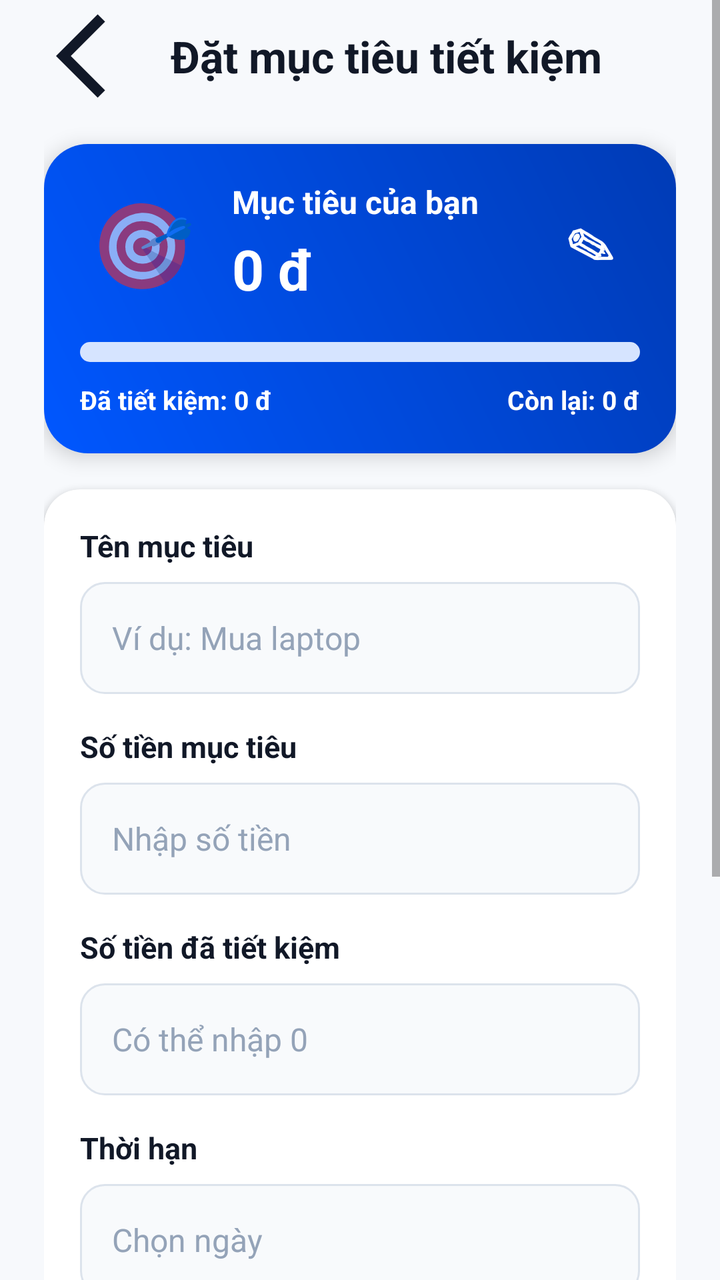
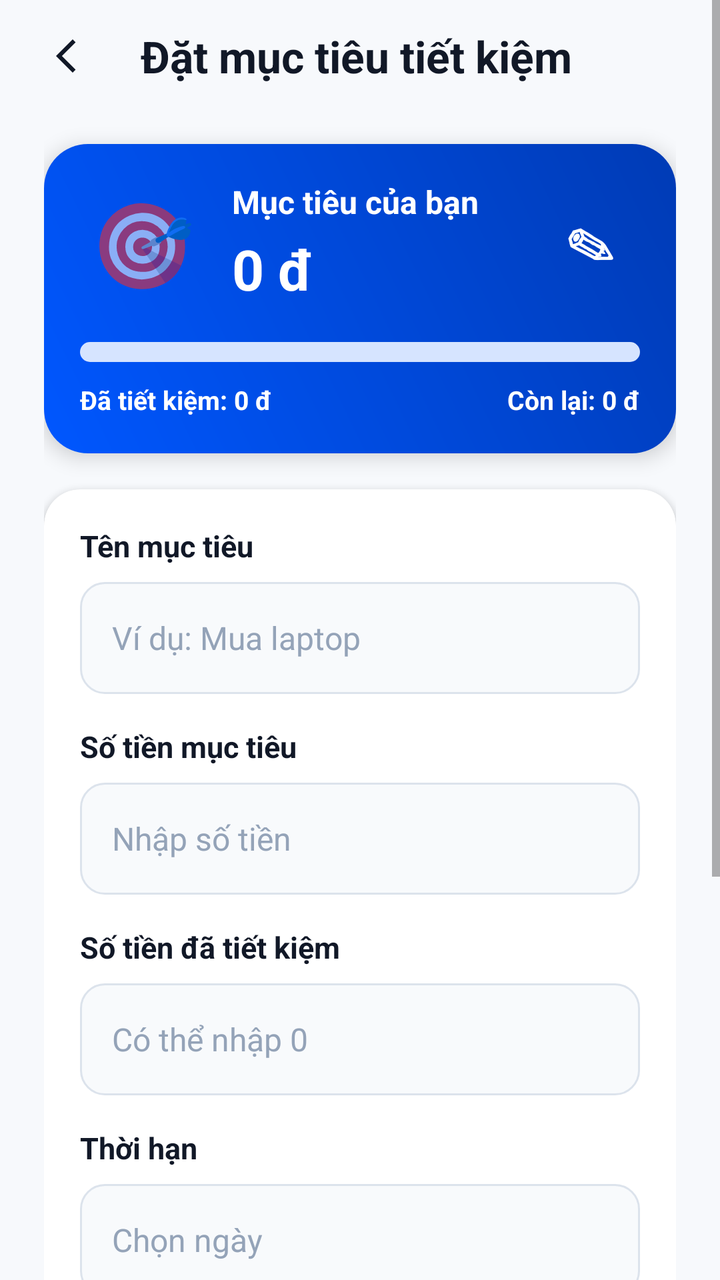

Before-and-after screenshots of an Android layout around one commit, followed by the original layout XML and the change that was made.
<!-- AndroidManifest.xml: application theme Theme.QuanLyChiTieu -->
<!-- res/layout/activity_add_goal.xml -->
<?xml version="1.0" encoding="utf-8"?>
<ScrollView xmlns:android="http://schemas.android.com/apk/res/android"
    xmlns:app="http://schemas.android.com/apk/res-auto"
    android:id="@+id/main"
    android:layout_width="match_parent"
    android:layout_height="match_parent"
    android:background="@color/app_background"
    android:fillViewport="true"
    android:overScrollMode="never">

    <LinearLayout
        android:id="@+id/contentLayout"
        android:layout_width="match_parent"
        android:layout_height="wrap_content"
        android:orientation="vertical"
        android:paddingStart="22dp"
        android:paddingEnd="22dp"
        android:paddingBottom="26dp">

        
        <LinearLayout
            android:id="@+id/headerGoal"
            android:layout_width="match_parent"
            android:layout_height="56dp"
            android:gravity="center_vertical"
            android:orientation="horizontal">

            <ImageView
                android:id="@+id/imgBack"
                android:layout_width="62dp"
                android:layout_height="62dp"
                android:clickable="true"
                android:contentDescription="Quay lại"
                android:focusable="true"
                android:padding="6dp"
                android:src="@drawable/ic_back"
                app:tint="@color/text_primary" />

            <TextView
                android:id="@+id/tvTitle"
                android:layout_width="0dp"
                android:layout_height="wrap_content"
                android:layout_weight="1"
                android:gravity="center"
                android:text="Đặt mục tiêu tiết kiệm"
                android:textColor="@color/text_primary"
                android:textSize="22sp"
                android:textStyle="bold" />

            <View
                android:layout_width="36dp"
                android:layout_height="36dp" />

        </LinearLayout>

        
        <androidx.cardview.widget.CardView
            android:id="@+id/cardSummary"
            android:layout_width="match_parent"
            android:layout_height="wrap_content"
            android:layout_marginTop="16dp"
            app:cardCornerRadius="22dp"
            app:cardElevation="6dp"
            app:cardUseCompatPadding="false">

            <LinearLayout
                android:layout_width="match_parent"
                android:layout_height="wrap_content"
                android:background="@drawable/bg_balance_card"
                android:orientation="vertical"
                android:padding="18dp">

                <LinearLayout
                    android:layout_width="match_parent"
                    android:layout_height="wrap_content"
                    android:gravity="center_vertical"
                    android:orientation="horizontal">

                    <TextView
                        android:layout_width="62dp"
                        android:layout_height="62dp"
                        android:gravity="center"
                        android:text="🎯"
                        android:textSize="42sp" />

                    <LinearLayout
                        android:layout_width="0dp"
                        android:layout_height="wrap_content"
                        android:layout_marginStart="14dp"
                        android:layout_weight="1"
                        android:orientation="vertical">

                        <TextView
                            android:layout_width="wrap_content"
                            android:layout_height="wrap_content"
                            android:text="Mục tiêu của bạn"
                            android:textColor="@color/white"
                            android:textSize="16sp"
                            android:textStyle="bold" />

                        <TextView
                            android:id="@+id/tvGoalAmount"
                            android:layout_width="wrap_content"
                            android:layout_height="wrap_content"
                            android:layout_marginTop="4dp"
                            android:text="0 đ"
                            android:textColor="@color/white"
                            android:textSize="28sp"
                            android:textStyle="bold" />

                    </LinearLayout>

                    <TextView
                        android:id="@+id/btnEditGoal"
                        android:layout_width="50dp"
                        android:layout_height="50dp"
                        android:clickable="true"
                        android:contentDescription="Chỉnh sửa mục tiêu"
                        android:focusable="true"
                        android:gravity="center"
                        android:text="✎"
                        android:textColor="@color/white"
                        android:textSize="24sp"
                        android:textStyle="bold" />

                </LinearLayout>

                <ProgressBar
                    android:id="@+id/progressGoal"
                    style="?android:attr/progressBarStyleHorizontal"
                    android:layout_width="match_parent"
                    android:layout_height="10dp"
                    android:layout_marginTop="18dp"
                    android:max="100"
                    android:progress="0"
                    android:progressDrawable="@drawable/progress_goal" />

                <LinearLayout
                    android:layout_width="match_parent"
                    android:layout_height="wrap_content"
                    android:layout_marginTop="10dp"
                    android:orientation="horizontal">

                    <TextView
                        android:id="@+id/tvSaved"
                        android:layout_width="0dp"
                        android:layout_height="wrap_content"
                        android:layout_weight="1"
                        android:text="Đã tiết kiệm: 0 đ"
                        android:textColor="@color/white"
                        android:textSize="13sp"
                        android:textStyle="bold" />

                    <TextView
                        android:id="@+id/tvRemain"
                        android:layout_width="wrap_content"
                        android:layout_height="wrap_content"
                        android:text="Còn lại: 0 đ"
                        android:textColor="@color/white"
                        android:textSize="13sp"
                        android:textStyle="bold" />

                </LinearLayout>

            </LinearLayout>

        </androidx.cardview.widget.CardView>

        
        <androidx.cardview.widget.CardView
            android:layout_width="match_parent"
            android:layout_height="wrap_content"
            android:layout_marginTop="18dp"
            app:cardBackgroundColor="@color/card_background"
            app:cardCornerRadius="18dp"
            app:cardElevation="2dp"
            app:cardUseCompatPadding="false">

            <LinearLayout
                android:layout_width="match_parent"
                android:layout_height="wrap_content"
                android:orientation="vertical"
                android:padding="18dp">

                
                <TextView
                    android:layout_width="wrap_content"
                    android:layout_height="wrap_content"
                    android:text="Tên mục tiêu"
                    android:textColor="@color/text_primary"
                    android:textSize="15sp"
                    android:textStyle="bold" />

                <EditText
                    android:id="@+id/edtName"
                    android:layout_width="match_parent"
                    android:layout_height="56dp"
                    android:layout_marginTop="8dp"
                    android:background="@drawable/bg_input"
                    android:hint="Ví dụ: Mua laptop"
                    android:paddingStart="16dp"
                    android:paddingEnd="16dp"
                    android:singleLine="true"
                    android:textColor="@color/text_primary"
                    android:textColorHint="@color/text_hint"
                    android:textCursorDrawable="@null"
                    android:textSize="16sp" />

                
                <TextView
                    android:layout_width="wrap_content"
                    android:layout_height="wrap_content"
                    android:layout_marginTop="16dp"
                    android:text="Số tiền mục tiêu"
                    android:textColor="@color/text_primary"
                    android:textSize="15sp"
                    android:textStyle="bold" />

                <EditText
                    android:id="@+id/edtTargetAmount"
                    android:layout_width="match_parent"
                    android:layout_height="56dp"
                    android:layout_marginTop="8dp"
                    android:background="@drawable/bg_input"
                    android:hint="Nhập số tiền"
                    android:inputType="number"
                    android:paddingStart="16dp"
                    android:paddingEnd="16dp"
                    android:singleLine="true"
                    android:textColor="@color/text_primary"
                    android:textColorHint="@color/text_hint"
                    android:textCursorDrawable="@null"
                    android:textSize="16sp" />

                
                <TextView
                    android:layout_width="wrap_content"
                    android:layout_height="wrap_content"
                    android:layout_marginTop="16dp"
                    android:text="Số tiền đã tiết kiệm"
                    android:textColor="@color/text_primary"
                    android:textSize="15sp"
                    android:textStyle="bold" />

                <EditText
                    android:id="@+id/edtSavedAmount"
                    android:layout_width="match_parent"
                    android:layout_height="56dp"
                    android:layout_marginTop="8dp"
                    android:background="@drawable/bg_input"
                    android:hint="Có thể nhập 0"
                    android:inputType="number"
                    android:paddingStart="16dp"
                    android:paddingEnd="16dp"
                    android:singleLine="true"
                    android:textColor="@color/text_primary"
                    android:textColorHint="@color/text_hint"
                    android:textCursorDrawable="@null"
                    android:textSize="16sp" />

                
                <TextView
                    android:layout_width="wrap_content"
                    android:layout_height="wrap_content"
                    android:layout_marginTop="16dp"
                    android:text="Thời hạn"
                    android:textColor="@color/text_primary"
                    android:textSize="15sp"
                    android:textStyle="bold" />

                <EditText
                    android:id="@+id/edtDeadline"
                    android:layout_width="match_parent"
                    android:layout_height="56dp"
                    android:layout_marginTop="8dp"
                    android:background="@drawable/bg_input"
                    android:clickable="true"
                    android:focusable="false"
                    android:hint="Chọn ngày"
                    android:paddingStart="16dp"
                    android:paddingEnd="16dp"
                    android:singleLine="true"
                    android:textColor="@color/text_primary"
                    android:textColorHint="@color/text_hint"
                    android:textSize="16sp" />

                
                <TextView
                    android:layout_width="wrap_content"
                    android:layout_height="wrap_content"
                    android:layout_marginTop="16dp"
                    android:text="Ví tiết kiệm"
                    android:textColor="@color/text_primary"
                    android:textSize="15sp"
                    android:textStyle="bold" />

                <TextView
                    android:id="@+id/tvWallet"
                    android:layout_width="match_parent"
                    android:layout_height="56dp"
                    android:layout_marginTop="8dp"
                    android:background="@drawable/bg_input"
                    android:clickable="true"
                    android:focusable="true"
                    android:gravity="center_vertical"
                    android:paddingStart="16dp"
                    android:paddingEnd="16dp"
                    android:text="Ví mặc định"
                    android:textColor="@color/text_primary"
                    android:textSize="16sp"
                    android:textStyle="bold" />

                
                <androidx.appcompat.widget.SwitchCompat
                    android:id="@+id/swAuto"
                    android:layout_width="match_parent"
                    android:layout_height="wrap_content"
                    android:layout_marginTop="18dp"
                    android:text="Tự động chuyển tiền tiết kiệm"
                    android:textColor="@color/text_primary"
                    android:textSize="15sp"
                    android:textStyle="bold"
                    app:thumbTint="@color/switch_thumb_color"
                    app:trackTint="@color/switch_track_color" />

                
                <Button
                    android:id="@+id/btnSave"
                    android:layout_width="match_parent"
                    android:layout_height="54dp"
                    android:layout_marginTop="22dp"
                    android:backgroundTint="@color/color_primary"
                    android:text="Lưu mục tiêu"
                    android:textAllCaps="false"
                    android:textColor="@color/white"
                    android:textSize="17sp"
                    android:textStyle="bold" />

                
                <Button
                    android:id="@+id/btnDelete"
                    android:layout_width="match_parent"
                    android:layout_height="54dp"
                    android:layout_marginTop="10dp"
                    android:backgroundTint="@color/delete_color"
                    android:text="Xóa mục tiêu"
                    android:textAllCaps="false"
                    android:textColor="@color/white"
                    android:textSize="16sp"
                    android:textStyle="bold"
                    android:visibility="gone" />

            </LinearLayout>

        </androidx.cardview.widget.CardView>

    </LinearLayout>

</ScrollView>
<!-- resources referenced by this layout -->
<resources>
  <color name="app_background">#F7F9FC</color>
  <color name="card_background">#FFFFFF</color>
  <color name="color_primary">#2563EB</color>
  <color name="delete_color">#EF4444</color>
  <color name="switch_thumb_color">#2563EB</color>
  <color name="switch_track_color">#93C5FD</color>
  <color name="text_hint">#94A3B8</color>
  <color name="text_primary">#111827</color>
  <color name="white">#FFFFFF</color>
  <!-- drawable bg_balance_card (drawable) -->
  <?xml version="1.0" encoding="utf-8"?>
  <shape xmlns:android="http://schemas.android.com/apk/res/android">
      <gradient
          android:startColor="#0057FF"
          android:endColor="#003BB5"
          android:angle="45" />
      <corners android:radius="18dp" />
  </shape>
  <!-- drawable bg_input (drawable) -->
  <?xml version="1.0" encoding="utf-8"?>
  <shape xmlns:android="http://schemas.android.com/apk/res/android"
      android:shape="rectangle">
  
      <solid android:color="@color/input_background" />
  
      <stroke
          android:width="1dp"
          android:color="@color/input_stroke" />
  
      <corners android:radius="12dp" />
  
      <padding
          android:left="2dp"
          android:top="2dp"
          android:right="2dp"
          android:bottom="2dp" />
  
  </shape>
  <!-- drawable ic_back (drawable) -->
  <vector xmlns:android="http://schemas.android.com/apk/res/android" android:autoMirrored="true" android:height="24dp" android:tint="#777777" android:viewportHeight="960" android:viewportWidth="960" android:width="24dp">
        
      <path android:fillColor="@android:color/white" android:pathData="M400,880L0,480L400,80L471,151L142,480L471,809L400,880Z"/>
      
  </vector>
  <!-- drawable progress_goal (drawable) -->
  <?xml version="1.0" encoding="utf-8"?>
  <layer-list xmlns:android="http://schemas.android.com/apk/res/android">
  
      <item android:id="@android:id/background">
          <shape>
              <corners android:radius="20dp"/>
              <solid android:color="#D6E4FF"/>
          </shape>
      </item>
  
      <item android:id="@android:id/progress">
          <clip>
              <shape>
                  <corners android:radius="20dp"/>
                  <gradient
                      android:startColor="#00C853"
                      android:endColor="#00E676"
                      android:angle="0"/>
              </shape>
          </clip>
      </item>
  
  </layer-list>
  <style name="Theme.QuanLyChiTieu" parent="Theme.MaterialComponents.DayNight.NoActionBar">
  
          <item name="colorPrimary">@color/color_primary</item>
          <item name="colorPrimaryVariant">@color/color_primary</item>
          <item name="colorAccent">@color/color_primary</item>
  
          <item name="android:windowBackground">@color/app_background</item>
          <item name="android:statusBarColor">@color/app_background</item>
          <item name="android:navigationBarColor">@color/app_background</item>
  
          <item name="android:windowLightStatusBar">true</item>
          <item name="android:windowLightNavigationBar">true</item>
  
      </style>
  <color name="input_background">#F8FAFC</color>
  <color name="input_stroke">#DCE3EC</color>
</resources>

<!-- the commit's change to res/layout/activity_add_goal.xml (unified diff, before → after) -->
@@ -27,8 +27,8 @@
 
             <ImageView
                 android:id="@+id/imgBack"
-                android:layout_width="62dp"
-                android:layout_height="62dp"
+                android:layout_width="32dp"
+                android:layout_height="32dp"
                 android:clickable="true"
                 android:contentDescription="Quay lại"
                 android:focusable="true"
